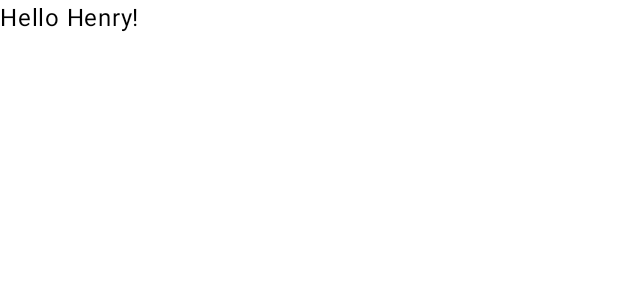
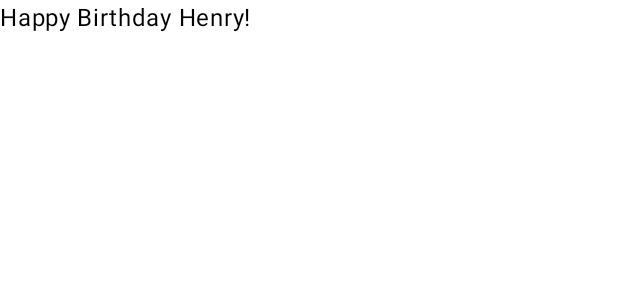
Before and after one commit to kudosscience/Happy-Birthday, an Android app built with Jetpack Compose: the @Preview function BirthdayCardPreview, on a phone screen of 412 x 824 dp. Shown: the top 300 px of the screen. Run offline under Robolectric (Android 15) with nearby library versions, the phone set to English and light mode, and no system bars.

Commit message:
Add a new text element

```diff
--- a/app/src/main/java/com/example/happybirthday/MainActivity.kt
+++ b/app/src/main/java/com/example/happybirthday/MainActivity.kt
@@ -20,10 +20,6 @@ class MainActivity : ComponentActivity() {
         setContent {
             HappyBirthdayTheme {
                 Scaffold(modifier = Modifier.fillMaxSize()) { innerPadding ->
-                    Greeting(
-                        name = "Android",
-                        modifier = Modifier.padding(innerPadding)
-                    )
                 }
             }
         }
@@ -31,10 +27,9 @@ class MainActivity : ComponentActivity() {
 }
 
 @Composable
-fun Greeting(name: String, modifier: Modifier = Modifier) {
+fun GreetingText(message: String, modifier: Modifier = Modifier) {
     Text(
-        text = "Hello $name!",
-        modifier = modifier
+        text = message
     )
 }
 
@@ -42,6 +37,6 @@ fun Greeting(name: String, modifier: Modifier = Modifier) {
 @Composable
 fun BirthdayCardPreview() {
     HappyBirthdayTheme {
-        Greeting("Henry")
+        GreetingText(message = "Happy Birthday Henry!")
     }
 }
```
